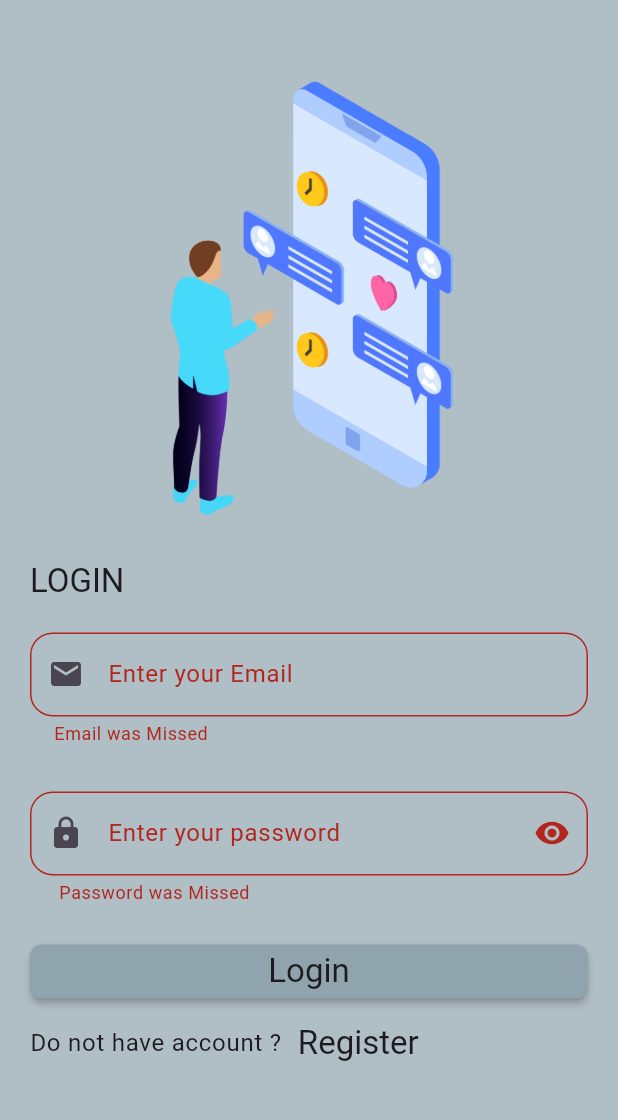
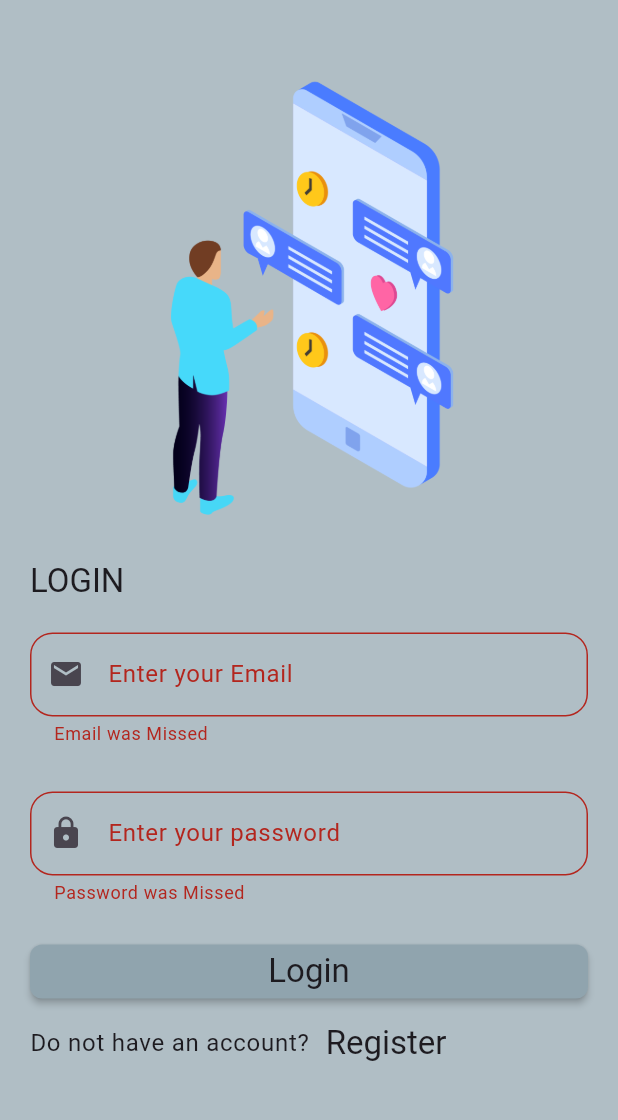
Before and after one commit to abdellahmuhammed/Chat_App, a Flutter app: the LoginScreen screen opened directly, after a tap on "Login", on a phone screen of 412 x 824 dp, the part 63-1183 px from its top. Run offline on Flutter 3.47's test engine with Material 3 defaults, Android fonts, the phone set to English and light mode, and no system bars; drawn by our look-alikes of modal_progress_hud_nsn; our stand-ins replace cloud_firestore, firebase_auth, firebase_core; accounts and stored records are empty.

Commit message:
Refactor Code

```diff
--- a/lib/Screen/Registration Screens/Login_Screen.dart
+++ b/lib/Screen/Registration Screens/Login_Screen.dart
@@ -8,6 +8,7 @@ import 'package:modal_progress_hud_nsn/modal_progress_hud_nsn.dart';
 
 class LoginScreen extends StatefulWidget {
   const LoginScreen({super.key});
+
   @override
   State<LoginScreen> createState() => _LoginScreenState();
 }
@@ -24,13 +25,12 @@ class _LoginScreenState extends State<LoginScreen> {
       child: Scaffold(
         backgroundColor: kPrimaryColor,
         appBar: CustomAppBar(context),
-        body: bodyLoginScreen(context),
+        body: _bodyLoginScreen(context),
       ),
     );
   }
 
-// build Body of
-  Form bodyLoginScreen(BuildContext context) {
+  Form _bodyLoginScreen(BuildContext context) {
     return Form(
       key: formKey,
       child: SingleChildScrollView(
@@ -44,17 +44,12 @@ class _LoginScreenState extends State<LoginScreen> {
                 'assets/images/chat_Image.png',
                 height: MediaQuery.of(context).size.height * .40,
               ),
-              const SizedBox(
-                height: 10,
-              ),
+              const SizedBox(height: 10),
               Text(
                 'Login '.toUpperCase(),
                 style: Theme.of(context).textTheme.titleLarge,
               ),
-              const SizedBox(
-                height: 20,
-              ),
-              // Email Text Form Field
+              const SizedBox(height: 20),
               CustomTextFormField(
                 onChanged: (email) {
                   userEmail = email;
@@ -65,10 +60,7 @@ class _LoginScreenState extends State<LoginScreen> {
                 keyboardType: TextInputType.emailAddress,
                 stringValidate: 'Email was Missed',
               ),
-              const SizedBox(
-                height: 30,
-              ),
-              //password Text Form Field
+              const SizedBox(height: 30),
               CustomTextFormField(
                 onChanged: (password) {
                   userPassword = password;
@@ -77,21 +69,16 @@ class _LoginScreenState extends State<LoginScreen> {
                 formKey: formKey,
                 prefixIcon: Icons.lock,
                 passwordSecure: true,
-                suffixIcon: Icons.visibility,
                 keyboardType: TextInputType.text,
-                stringValidate: ' Password was Missed',
+                stringValidate: 'Password was Missed',
               ),
-              const SizedBox(
-                height: 20,
-              ),
-              LoginMaterialButton(context),
-              const SizedBox(
-                height: 10,
-              ),
+              const SizedBox(height: 20),
+              _loginMaterialButton(context),
+              const SizedBox(height: 10),
               Row(
                 children: [
                   Text(
-                    'Do not have account ?',
+                    'Do not have an account?',
                     style: Theme.of(context).textTheme.bodyLarge,
                   ),
                   CustomGestureDetector(
@@ -107,7 +94,7 @@ class _LoginScreenState extends State<LoginScreen> {
     );
   }
 
-  LoginMaterialButton(BuildContext context) {
+  Widget _loginMaterialButton(BuildContext context) {
     return MaterialButton(
       minWidth: double.infinity,
       color: kButtonColor,
@@ -119,20 +106,19 @@ class _LoginScreenState extends State<LoginScreen> {
           try {
             isLoading = true;
             setState(() {});
-            await buildUserLogin();
-            snackBarErrorMassage(context, message: 'login Successfully');
-            navigateAndRemove(context, HomeScreen(userEmail: userEmail!,));
+            await _buildUserLogin();
+            snackBarErrorMassage(context, message: 'Login Successfully');
+            navigateAndRemove(context, HomeScreen(userEmail: userEmail!));
             isLoading = false;
             setState(() {});
           } on FirebaseAuthException catch (e) {
-            buildErrorLogin(e, context);
+            _buildErrorLogin(e, context);
             isLoading = false;
             setState(() {});
           } catch (e) {
-            snackBarErrorMassage(context,
-                message: 'an error happened try again');
-
-            print('error happened ${e.toString()}');
+            snackBarErrorMassage(context, message: 'An error happened. Please try again.');
+            isLoading = false;
+            setState(() {});
           }
         }
       },
@@ -143,21 +129,22 @@ class _LoginScreenState extends State<LoginScreen> {
     );
   }
 
-  Future<void> buildUserLogin() async {
-    await FirebaseAuth.instance
-        .signInWithEmailAndPassword(email: userEmail!, password: userPassword!);
+  Future<void> _buildUserLogin() async {
+    await FirebaseAuth.instance.signInWithEmailAndPassword(
+      email: userEmail!,
+      password: userPassword!,
+    );
   }
 
-  void buildErrorLogin(FirebaseAuthException e, BuildContext context) {
+  void _buildErrorLogin(FirebaseAuthException e, BuildContext context) {
+    String errorMessage;
     if (e.code == 'user-not-found') {
-      snackBarErrorMassage(context, message: 'No user found for that email.');
+      errorMessage = 'No user found for that email.';
     } else if (e.code == 'wrong-password') {
-      print('error is in password${e.toString()}');
-      snackBarErrorMassage(context,
-          message: 'Wrong password provided for that user');
-    }else{
-         snackBarErrorMassage(context,
-          message: 'email or password was Wrong');
+      errorMessage = 'Wrong password provided for that user.';
+    } else {
+      errorMessage = 'Email or password is incorrect.';
     }
+    snackBarErrorMassage(context, message: errorMessage);
   }
 }
--- a/lib/model/MessageModel.dart
+++ b/lib/model/MessageModel.dart
@@ -3,14 +3,12 @@ import 'package:chat_app3/shared/constant.dart';
 class MessageModel {
   final String message;
   final String id;
-  final DateTime date;
-  MessageModel(this.message, this.id, this.date);
+  MessageModel(this.message, this.id,);
 
   factory MessageModel.fromJson(jsonData) {
     return MessageModel(
       jsonData[kMessage],
       jsonData['id'],
-      DateTime.parse(jsonData[kCreatedAt])
     );
   }
 }
```
Also changed, not shown: lib/Screen/Home_Screen.dart (+64 -23 lines).
